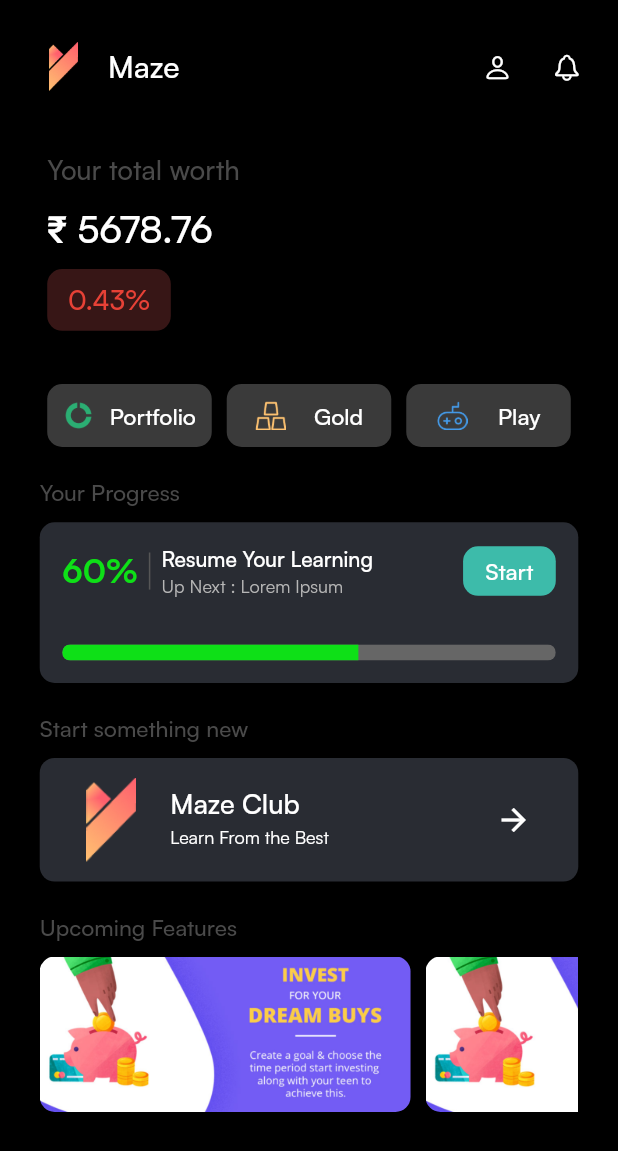
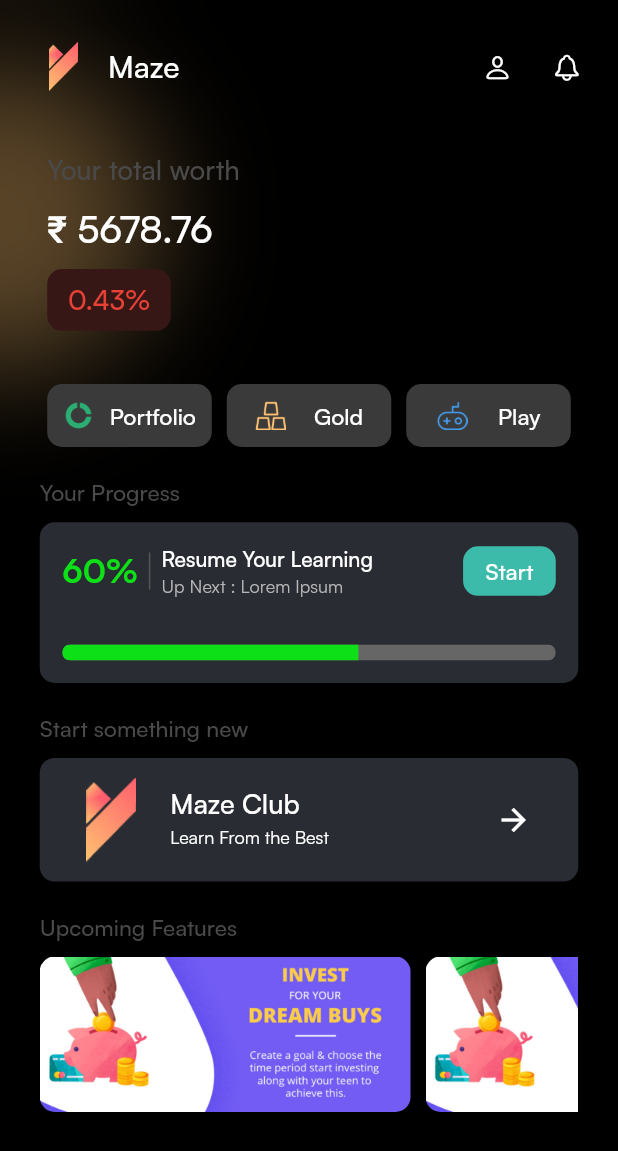
Before and after one commit to dibyanshu-mohanty/maze, a Flutter app: the HomeScreen screen opened directly, on a phone screen of 412 x 824 dp. Shown: the top 1151 px of the screen. Run offline on Flutter 3.47's test engine with Material 2 defaults, Android fonts, the phone set to English and light mode, and no system bars; drawn by our look-alikes of auto_size_text; our stand-ins replace badges, better_player, card_swiper, chewie, device_preview, flutter_markdown and 7 more; missing offline and left inert: iconify_flutter, objectdb; accounts and stored records are empty.

```diff
--- a/lib/controller/services/db.dart
+++ b/lib/controller/services/db.dart
@@ -21,7 +21,6 @@ class HiveDB {
       dynamic dbFilePath = [appDocDir.path, 'yaro.db'].join('/');
       db = ObjectDB(FileSystemStorage(dbFilePath));
     }else{
-      ///For Web -> db = ObjectDB(web.IndexedDBStorage('zapitDB'));
     }
     return db!;
   }
@@ -59,7 +58,6 @@ class DB {
       dynamic dbFilePath = [appDocDir.path, 'yaro.db'].join('/');
       db = ObjectDB(FileSystemStorage(dbFilePath));
     }else{
-      ///For Web ->  db = ObjectDB(web.IndexedDBStorage('zapitDB'));
     }
     return db!;
   }
--- a/lib/main.dart
+++ b/lib/main.dart
@@ -8,6 +8,7 @@ import 'package:maze/view/screens/learningScreen/learninglevelscreen.dart';
 import 'package:maze/view/screens/learningScreen/readingtaskscreen.dart';
 import 'package:maze/view/screens/learningScreen/tasklevelscreen.dart';
 import 'package:maze/view/screens/learningScreen/videoscreen.dart';
+import 'package:maze/view/screens/mainframe.dart';
 import 'package:maze/view/screens/onboardingScreen/onboardingscreen.dart';
 import 'package:provider/provider.dart';
 
@@ -39,7 +40,9 @@ class YaroApp extends StatelessWidget {
            scaffoldBackgroundColor: AppColors.colorBlack,
             //canvasColor: AppColors.colorWhite,
           ),
-          home: const OnboardingScreen(),
+          home: const MainFrame(),
+          //  '/'
+          // '/taskScreen'
         ),
       ),
     );
--- a/lib/theme/app_colors.dart
+++ b/lib/theme/app_colors.dart
@@ -16,6 +16,7 @@ class AppColors{
   static const colorGrey7 = Color(0xFF2A2E35);
   static const colorGrey8 = Color(0xFF939393);
   static const colorGrey9 = Color(0xFF717171);
+  static const colorGrey10 = Color(0xFF7E7E7E);
   static const colorGreen = Color(0xFF0EE017);
   static const colorLightGreen = Color(0xFF3DBBAA);
   static const colorLightBlue = Color(0xFF4DFFF6);
--- a/lib/theme/app_font.dart
+++ b/lib/theme/app_font.dart
@@ -67,9 +67,9 @@ class AppFont{
   static final regularColorGrey1_13 = regularColorGrey1.copyWith(fontSize: Dimens.textSize13);
 
   /// Color Grey Medium
-  static final mediumBoldColorGrey1 = mediumBold.copyWith(color: AppColors.colorGrey1);
-  static final mediumBoldColorGrey1_15 = mediumBoldColorGrey1.copyWith(fontSize: Dimens.textSize15);
-  static final mediumBoldColorGrey1_18 = mediumBoldColorGrey1.copyWith(fontSize: Dimens.textSize18);
+  static final mediumBoldColorGrey10 = mediumBold.copyWith(color: AppColors.colorGrey1);
+  static final mediumBoldColorGrey10_15 = mediumBoldColorGrey10.copyWith(fontSize: Dimens.textSize15);
+  static final mediumBoldColorGrey10_18 = mediumBoldColorGrey10.copyWith(fontSize: Dimens.textSize18);
 
   /// Color Grey4 Regular
   static final regularColorGrey4 = regular.copyWith(color: AppColors.colorGrey4);
--- a/lib/view/screens/homeScreen/homescreen.dart
+++ b/lib/view/screens/homeScreen/homescreen.dart
@@ -1,4 +1,6 @@
 import 'package:maze/theme/coreimport.dart';
+import 'package:maze/view/utils/appscreenbackground.dart';
+import 'package:maze/view/utils/homeScreen/homescreenbackground.dart';
 import '../../utils/homeScreen/darkthemedsectiontitle.dart';
 import '../../utils/staticuielements.dart';
 import '../../widgets/homeScreen/customappheader.dart';
@@ -14,7 +16,10 @@ class HomeScreen extends StatelessWidget {
   @override
   Widget build(BuildContext context) {
     return Scaffold(
-      body: ListView(
+      body: Stack(
+        children: [
+          const HomeScreenBackground(),
+          ListView(
             children: [
               const CustomAppHeader(),
               Container(
@@ -85,6 +90,8 @@ class HomeScreen extends StatelessWidget {
               )
             ],
           ),
+        ],
+      ),
     );
   }
 }
--- a/lib/view/utils/homeScreen/darkthemedsectiontitle.dart
+++ b/lib/view/utils/homeScreen/darkthemedsectiontitle.dart
@@ -7,6 +7,6 @@ class DarkThemedSectionTitle extends StatelessWidget {
 
   @override
   Widget build(BuildContext context) {
-    return Text(headerTitle,style: isMainTitle ? AppFont.mediumBoldColorGrey1_18 : AppFont.mediumBoldColorGrey1_15,);
+    return Text(headerTitle,style: isMainTitle ? AppFont.mediumBoldColorGrey10_18 : AppFont.mediumBoldColorGrey10_15,);
   }
 }
--- /dev/null
+++ b/lib/view/utils/homeScreen/homescreenbackground.dart
@@ -0,0 +1,37 @@
+import 'dart:ui';
+import 'package:flutter/material.dart';
+import 'package:maze/theme/app_colors.dart';
+import 'package:maze/theme/app_sizers.dart';
+
+import '../appscreenbackgroundshape.dart';
+
+class HomeScreenBackground extends StatelessWidget {
+  const HomeScreenBackground({Key? key}) : super(key: key);
+
+  @override
+  Widget build(BuildContext context) {
+    return Container(
+      color: AppColors.colorBlack,
+      child: Stack(
+        children: [
+          Column(
+              mainAxisAlignment: MainAxisAlignment.start,
+              crossAxisAlignment: CrossAxisAlignment.start,
+              children: const [
+                AppSizers.height40,
+                BackgroundShape(
+                  color: AppColors.colorGolden,
+                ),
+              ]),
+          BackdropFilter(
+            filter: ImageFilter.blur(sigmaX: 40.0, sigmaY: 40.0),
+            child: Container(
+              decoration:
+                  BoxDecoration(color: AppColors.colorBlack.withOpacity(0.65)),
+            ),
+          ),
+        ],
+      ),
+    );
+  }
+}
--- a/pubspec.yaml
+++ b/pubspec.yaml
@@ -27,6 +27,9 @@ dependencies:
   chewie: ^1.3.6
   flutter_markdown: ^0.6.13
   better_player: ^0.0.83
+  persistent_bottom_nav_bar: ^5.0.2
+  iconify_flutter: ^0.0.5
+  colorful_iconify_flutter:
 
 
 dev_dependencies:
```
Also changed, not shown: lib/view/screens/mainframe.dart (added, +91 -0 lines), pubspec.lock. Lines whose indentation alone changed are shown as unchanged.
